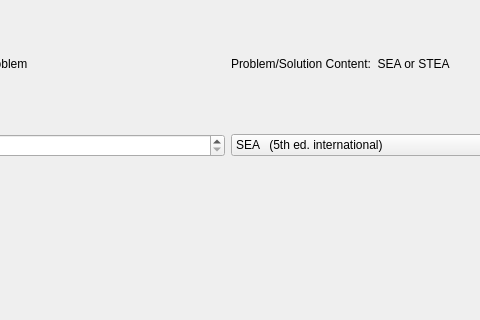
The window that qpe/resource/qpe_mainWindow.ui (zdmiller12/daVinci) describes before a commit, drawn with Qt 5; both pictures show x 320 to 800 and y 0 to 320 of the 800 by 600 pixel window.
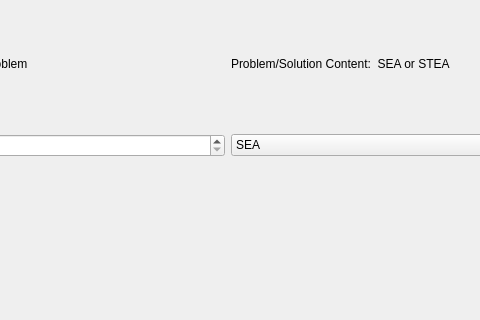
The same window after the commit.

```diff
--- a/qpe/resource/qpe_mainWindow.ui
+++ b/qpe/resource/qpe_mainWindow.ui
@@ -28,7 +28,7 @@
       <widget class="QComboBox" name="comboBox_which">
        <item>
         <property name="text">
-         <string>SEA   (5th ed. international)</string>
+         <string>SEA</string>
         </property>
        </item>
        <item>
```
Left out of the diff: 4 changed lines with no effect on the pictures.
